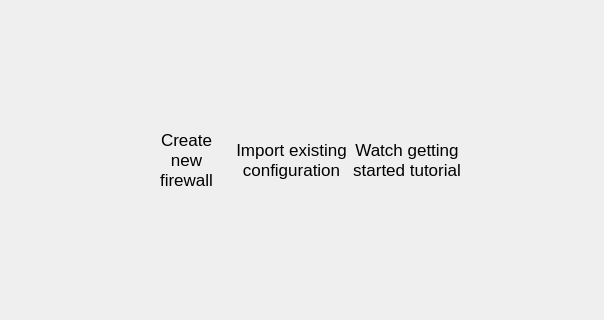
First picture: the form in src/gui/WorkflowIcons.ui, repository fwbuilder/fwbuilder, before the edit; both pictures show x 87 to 691 and y 118 to 438 of the 777 by 556 pixel window.
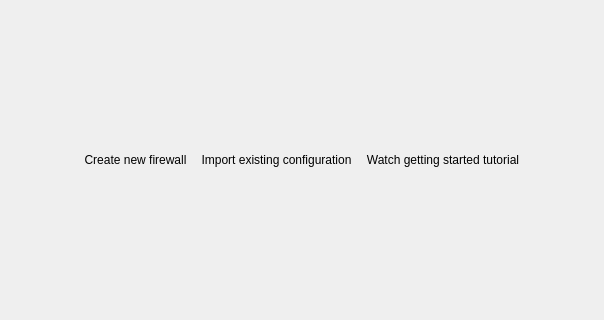
Second picture: the form after the edit. Icons and pictures are not drawn. Custom widgets are drawn as their Qt base class.

What changed in the file:
```diff
--- a/src/gui/WorkflowIcons.ui
+++ b/src/gui/WorkflowIcons.ui
@@ -22,7 +22,7 @@
      <property name="sizeHint" stdset="0">
       <size>
        <width>20</width>
-       <height>204</height>
+       <height>210</height>
       </size>
      </property>
     </spacer>
@@ -43,74 +43,80 @@
       </spacer>
      </item>
      <item>
-      <widget class="ClickableLabel" name="newFirewall">
+      <widget class="QToolButton" name="newFirewall">
        <property name="cursor">
         <cursorShape>PointingHandCursor</cursorShape>
        </property>
+       <property name="styleSheet">
+        <string notr="true">border:none</string>
+       </property>
        <property name="text">
-        <string>&lt;!DOCTYPE HTML PUBLIC &quot;-//W3C//DTD HTML 4.0//EN&quot; &quot;http://www.w3.org/TR/REC-html40/strict.dtd&quot;&gt;
-&lt;html&gt;&lt;head&gt;&lt;meta name=&quot;qrichtext&quot; content=&quot;1&quot; /&gt;&lt;style type=&quot;text/css&quot;&gt;
-p, li { white-space: pre-wrap; }
-&lt;/style&gt;&lt;/head&gt;&lt;body style=&quot; font-family:'Lucida Grande'; font-size:13pt; font-weight:400; font-style:normal;&quot;&gt;
-&lt;p style=&quot; margin-top:0px; margin-bottom:0px; margin-left:0px; margin-right:0px; -qt-block-indent:0; text-indent:0px;&quot;&gt;&lt;img src=&quot;:/Icons/firewall_64.png&quot; /&gt;&lt;/p&gt;
-&lt;p style=&quot; margin-top:0px; margin-bottom:0px; margin-left:0px; margin-right:0px; -qt-block-indent:0; text-indent:0px;&quot;&gt;Create new firewall&lt;/p&gt;&lt;/body&gt;&lt;/html&gt;</string>
+        <string>Create new firewall</string>
        </property>
-       <property name="textFormat">
-        <enum>Qt::AutoText</enum>
+       <property name="icon">
+        <iconset resource="MainRes.qrc">
+         <normaloff>:/Icons/firewall_64.png</normaloff>:/Icons/firewall_64.png</iconset>
        </property>
-       <property name="alignment">
-        <set>Qt::AlignCenter</set>
+       <property name="iconSize">
+        <size>
+         <width>64</width>
+         <height>64</height>
+        </size>
        </property>
-       <property name="wordWrap">
-        <bool>true</bool>
+       <property name="toolButtonStyle">
+        <enum>Qt::ToolButtonTextUnderIcon</enum>
        </property>
       </widget>
      </item>
      <item>
-      <widget class="ClickableLabel" name="importConfig">
+      <widget class="QToolButton" name="importConfig">
        <property name="cursor">
         <cursorShape>PointingHandCursor</cursorShape>
        </property>
+       <property name="styleSheet">
+        <string notr="true">border: none</string>
+       </property>
        <property name="text">
-        <string>&lt;!DOCTYPE HTML PUBLIC &quot;-//W3C//DTD HTML 4.0//EN&quot; &quot;http://www.w3.org/TR/REC-html40/strict.dtd&quot;&gt;
-&lt;html&gt;&lt;head&gt;&lt;meta name=&quot;qrichtext&quot; content=&quot;1&quot; /&gt;&lt;style type=&quot;text/css&quot;&gt;
-p, li { white-space: pre-wrap; }
-&lt;/style&gt;&lt;/head&gt;&lt;body style=&quot; font-family:'Lucida Grande'; font-size:13pt; font-weight:400; font-style:normal;&quot;&gt;
-&lt;p align=&quot;center&quot; style=&quot; margin-top:0px; margin-bottom:0px; margin-left:0px; margin-right:0px; -qt-block-indent:0; text-indent:0px;&quot;&gt;&lt;img src=&quot;:/Icons/Accept/icon-big&quot; /&gt;&lt;/p&gt;
-&lt;p align=&quot;center&quot; style=&quot; margin-top:0px; margin-bottom:0px; margin-left:0px; margin-right:0px; -qt-block-indent:0; text-indent:0px;&quot;&gt;Import existing configuration&lt;/p&gt;&lt;/body&gt;&lt;/html&gt;</string>
+        <string>Import existing configuration</string>
        </property>
-       <property name="textFormat">
-        <enum>Qt::AutoText</enum>
+       <property name="icon">
+        <iconset resource="MainRes.qrc">
+         <normaloff>:/Icons/Accept/icon-big</normaloff>:/Icons/Accept/icon-big</iconset>
        </property>
-       <property name="alignment">
-        <set>Qt::AlignCenter</set>
+       <property name="iconSize">
+        <size>
+         <width>64</width>
+         <height>64</height>
+        </size>
        </property>
-       <property name="wordWrap">
-        <bool>true</bool>
+       <property name="toolButtonStyle">
+        <enum>Qt::ToolButtonTextUnderIcon</enum>
        </property>
       </widget>
      </item>
      <item>
-      <widget class="ClickableLabel" name="watchTutorial">
+      <widget class="QToolButton" name="action_getting_started">
        <property name="cursor">
         <cursorShape>PointingHandCursor</cursorShape>
        </property>
+       <property name="styleSheet">
+        <string notr="true">border: none</string>
+       </property>
        <property name="text">
-        <string>&lt;!DOCTYPE HTML PUBLIC &quot;-//W3C//DTD HTML 4.0//EN&quot; &quot;http://www.w3.org/TR/REC-html40/strict.dtd&quot;&gt;
-&lt;html&gt;&lt;head&gt;&lt;meta name=&quot;qrichtext&quot; content=&quot;1&quot; /&gt;&lt;style type=&quot;text/css&quot;&gt;
-p, li { white-space: pre-wrap; }
-&lt;/style&gt;&lt;/head&gt;&lt;body style=&quot; font-family:'Lucida Grande'; font-size:13pt; font-weight:400; font-style:normal;&quot;&gt;
-&lt;p align=&quot;center&quot; style=&quot; margin-top:0px; margin-bottom:0px; margin-left:0px; margin-right:0px; -qt-block-indent:0; text-indent:0px;&quot;&gt;&lt;img src=&quot;:/Icons/Accept/icon-big&quot; /&gt;&lt;/p&gt;
-&lt;p align=&quot;center&quot; style=&quot; margin-top:0px; margin-bottom:0px; margin-left:0px; margin-right:0px; -qt-block-indent:0; text-indent:0px;&quot;&gt;Watch getting started tutorial&lt;/p&gt;&lt;/body&gt;&lt;/html&gt;</string>
+        <string>Watch getting started tutorial</string>
        </property>
-       <property name="textFormat">
-        <enum>Qt::AutoText</enum>
+       <property name="icon">
+        <iconset resource="MainRes.qrc">
+         <normaloff>:/Icons/Accept/icon-big</normaloff>:/Icons/Accept/icon-big</iconset>
        </property>
-       <property name="alignment">
-        <set>Qt::AlignCenter</set>
+       <property name="iconSize">
+        <size>
+         <width>64</width>
+         <height>64</height>
+        </size>
        </property>
-       <property name="wordWrap">
-        <bool>true</bool>
+       <property name="toolButtonStyle">
+        <enum>Qt::ToolButtonTextUnderIcon</enum>
        </property>
       </widget>
      </item>
@@ -137,72 +143,15 @@
      <property name="sizeHint" stdset="0">
       <size>
        <width>20</width>
-       <height>204</height>
+       <height>210</height>
       </size>
      </property>
     </spacer>
    </item>
   </layout>
  </widget>
- <customwidgets>
-  <customwidget>
-   <class>ClickableLabel</class>
-   <extends>QLabel</extends>
-   <header>ClickableLabel.h</header>
-  </customwidget>
- </customwidgets>
- <resources/>
- <connections>
-  <connection>
-   <sender>newFirewall</sender>
-   <signal>clicked()</signal>
-   <receiver>WorkflowIcons_q</receiver>
-   <slot>itemClicked()</slot>
-   <hints>
-    <hint type="sourcelabel">
-     <x>54</x>
-     <y>171</y>
-    </hint>
-    <hint type="destinationlabel">
-     <x>89</x>
-     <y>226</y>
-    </hint>
-   </hints>
-  </connection>
-  <connection>
-   <sender>importConfig</sender>
-   <signal>clicked()</signal>
-   <receiver>WorkflowIcons_q</receiver>
-   <slot>itemClicked()</slot>
-   <hints>
-    <hint type="sourcelabel">
-     <x>133</x>
-     <y>133</y>
-    </hint>
-    <hint type="destinationlabel">
-     <x>92</x>
-     <y>148</y>
-    </hint>
-   </hints>
-  </connection>
-  <connection>
-   <sender>watchTutorial</sender>
-   <signal>clicked()</signal>
-   <receiver>WorkflowIcons_q</receiver>
-   <slot>itemClicked()</slot>
-   <hints>
-    <hint type="sourcelabel">
-     <x>282</x>
-     <y>237</y>
-    </hint>
-    <hint type="destinationlabel">
-     <x>241</x>
-     <y>221</y>
-    </hint>
-   </hints>
-  </connection>
- </connections>
- <slots>
-  <slot>itemClicked()</slot>
- </slots>
+ <resources>
+  <include location="MainRes.qrc"/>
+ </resources>
+ <connections/>
 </ui>
```
